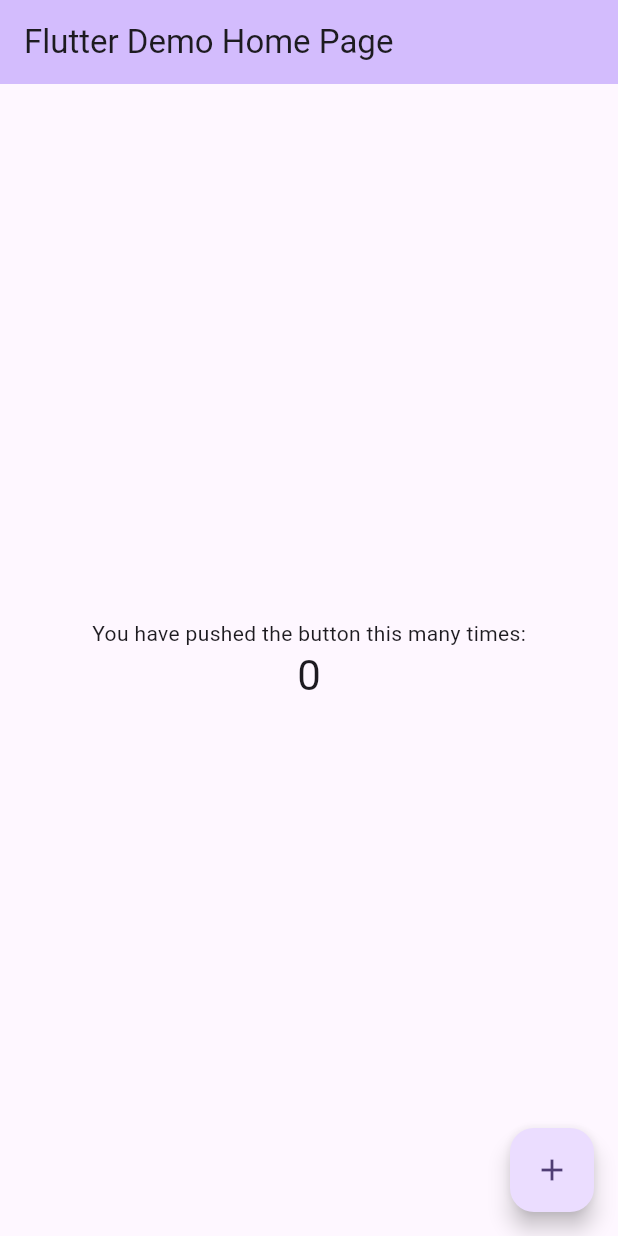
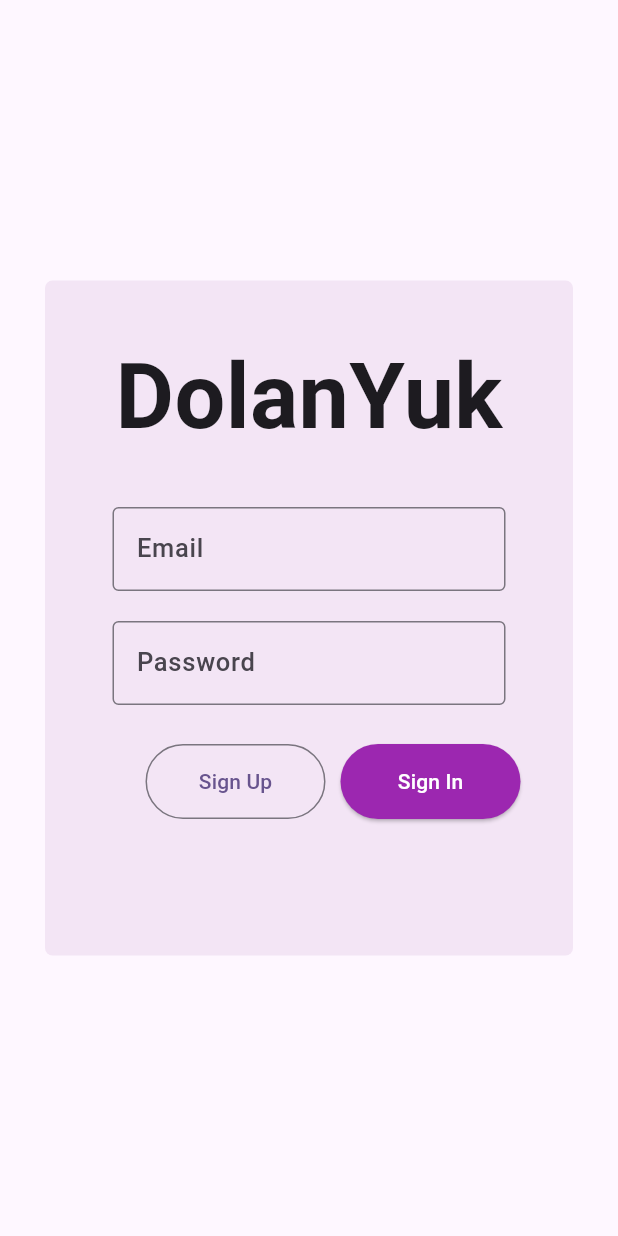
Before and after one commit to jeremy160420029/160420029_160420136_uas, a Flutter app: the screen it shows after launch, on a phone screen of 412 x 824 dp. Run offline on Flutter 3.47's test engine with Material 3 defaults, Android fonts, the phone set to English and light mode, and no system bars; our stand-ins replace shared_preferences.

Commit message:
#2 setup project, sign in dan sign up

```diff
--- /dev/null
+++ b/dolanyuk/lib/class/pengguna.dart
@@ -0,0 +1,19 @@
+// ignore_for_file: non_constant_identifier_names
+
+class Pengguna {
+  int id;
+  String email;
+  String nama_lengkap;
+  String? gambar;
+
+  Pengguna({required this.id, required this.email, required this.nama_lengkap, this.gambar});
+
+  factory Pengguna.fromJson(Map<String, dynamic> json) {
+    return Pengguna(
+      id: json['id'] as int,
+      email: json['email'] as String,
+      nama_lengkap: json['nama_lengkap'] as String,
+      gambar: json['gambar'],
+    );
+  }
+}
--- /dev/null
+++ b/dolanyuk/lib/screen/signin.dart
@@ -0,0 +1,177 @@
+// ignore_for_file: prefer_const_constructors, depend_on_referenced_packages, unused_import, camel_case_types, unused_field, prefer_final_fields, avoid_print, unnecessary_const, avoid_unnecessary_containers, non_constant_identifier_names, unused_local_variable, use_build_context_synchronously
+
+import 'package:dolanyuk/class/pengguna.dart';
+import 'package:dolanyuk/main.dart';
+import 'package:dolanyuk/screen/signup.dart';
+import 'package:flutter/material.dart';
+import 'package:shared_preferences/shared_preferences.dart';
+import 'package:http/http.dart' as http;
+import 'dart:convert';
+
+class mySignIn extends StatelessWidget {
+  const mySignIn({super.key});
+
+  @override
+  Widget build(BuildContext context) {
+       return MaterialApp(
+      title: 'DolanYuk',
+      theme: ThemeData(
+        colorScheme: ColorScheme.fromSeed(seedColor: Colors.deepPurple),
+        useMaterial3: true,
+      ),
+      home: signIn(),
+      debugShowCheckedModeBanner: false,
+    );
+  }
+}
+
+class signIn extends StatefulWidget {
+  const signIn({super.key});
+
+  @override
+  State<signIn> createState() => signInState();
+}
+
+class signInState extends State<signIn> {
+  final _formKey = GlobalKey<FormState>();
+  String _email = '';
+  String _password = '';
+
+  void login() async {
+    final response = await http.post(
+      Uri.parse('https://ubaya.me/flutter/160420136/dolanyuk/login.php'),
+      body: {
+        'email':_email,
+        'password':_password
+      });
+    if (response.statusCode == 200) {
+      Map json = jsonDecode(response.body);
+      if (json['result'] == 'success') {
+        final prefs = await SharedPreferences.getInstance();
+        prefs.setString("pengguna_aktif", jsonEncode(json['data']));
+        main();
+      }
+      else {
+        ScaffoldMessenger.of(context).showSnackBar(
+        SnackBar(content: Text('Email atau password salah')));
+      }
+    }
+    else {
+      throw Exception('Failed to read API');
+    }
+  }
+
+  @override
+  Widget build(BuildContext context) {
+     return Scaffold(
+      body: Center(
+        child: Container(
+          alignment: Alignment.center,
+          decoration: BoxDecoration(
+              borderRadius: BorderRadius.all(Radius.circular(5)),
+              color: Colors.purple[50],
+            ),
+          margin: EdgeInsets.all(30),
+          padding: EdgeInsets.all(35),
+          height: 450,
+          child: Column(
+            children: [
+              // Judul
+              Container(
+                alignment: Alignment.center,
+                margin: EdgeInsets.only(bottom: 20),
+                child: Text('DolanYuk', style: TextStyle(fontSize: 60, fontWeight: FontWeight.w700)),
+              ),
+              Form(
+                key: _formKey,
+                child: Column(
+                  children: [
+                    // Text Field Email
+                    Padding(
+                      padding: EdgeInsets.all(10),
+                      child: TextFormField(
+                      decoration: const InputDecoration(
+                        border: OutlineInputBorder(),
+                        labelStyle: TextStyle(fontSize: 17, fontWeight: FontWeight.w500),
+                        labelText: 'Email',
+                      ),
+                      onChanged: (value) {
+                        _email = value;
+                      },
+                      validator: (value) {
+                        if (value == null || value.isEmpty) {
+                          return 'Email harus diisi';
+                        }
+                        return null;
+                      })
+                    ),
+                    // Text Field Password
+                    Padding(
+                      padding: EdgeInsets.all(10),
+                      child: TextFormField(
+                      decoration: const InputDecoration(
+                        border: OutlineInputBorder(),
+                        labelStyle: TextStyle(fontSize: 17, fontWeight: FontWeight.w500),
+                        labelText: 'Password',
+                      ),
+                      onChanged: (value) {
+                        _password = value;
+                      },
+                      validator: (value) {
+                        if (value == null || value.isEmpty) {
+                          return 'Password harus diisi';
+                        }
+                        return null;
+                      })
+                    ),
+                    // Button Action
+                    Padding(
+                      padding: const EdgeInsets.symmetric(vertical: 16.0),
+                      child: Row(
+                        mainAxisAlignment: MainAxisAlignment.end,
+                        children: [
+                          // Sign Up
+                          Container(
+                            child:OutlinedButton(
+                              style: ButtonStyle(
+                                minimumSize: MaterialStateProperty.resolveWith((states) => Size(120, 50)),
+                              ),
+                              child: Text('Sign Up'),
+                              onPressed: () {
+                                Navigator.push(context, MaterialPageRoute(builder: (context) => signUp()));
+                              },
+                            ),
+                          ),
+                          // Sign In
+                          Container(
+                            margin: EdgeInsets.only(left: 10),
+                            child: ElevatedButton(
+                              style: ButtonStyle(
+                                minimumSize: MaterialStateProperty.resolveWith((states) => Size(120, 50)),
+                                backgroundColor:MaterialStateProperty.resolveWith((states) => Colors.purple),
+                                foregroundColor: MaterialStateProperty.resolveWith((states) => Colors.white),
+                              ),
+                              child: Text('Sign In'),
+                              onPressed: () {
+                                if (_formKey.currentState != null && !_formKey.currentState!.validate()) {
+                                    ScaffoldMessenger.of(context).showSnackBar(
+                                      SnackBar(content: Text('Harap Isian diperbaiki')));
+                                }
+                                else {
+                                  login();
+                                }
+                              },
+                            ),
+                          ),
+                        ],
+                      )
+                    ),
+                  ],
+                )
+              )
+            ],
+          ))
+        )
+    );
+  }
+}
--- a/dolanyuk/pubspec.yaml
+++ b/dolanyuk/pubspec.yaml
@@ -39,6 +39,10 @@ dependencies:
 dev_dependencies:
   flutter_test:
     sdk: flutter
+  percent_indicator: ^4.2.3
+  shared_preferences: ^2.0.15
+  http: 0.13.5
+  numberpicker: ^2.1.1
 
   # The "flutter_lints" package below contains a set of recommended lints to
   # encourage good coding practices. The lint set provided by the package is
```
Also changed, not shown: dolanyuk/lib/main.dart (+131 -83 lines), dolanyuk/lib/screen/buat.dart (added, +20 -0 lines), dolanyuk/lib/screen/cari.dart (added, +19 -0 lines), dolanyuk/lib/screen/jadwal.dart (added, +26 -0 lines), dolanyuk/lib/screen/ngobrol.dart (added, +17 -0 lines), dolanyuk/lib/screen/profil.dart (added, +19 -0 lines), dolanyuk/lib/screen/signup.dart (added, +209 -0 lines), dolanyuk/lib/class/jadwal.dart (added), dolanyuk/pubspec.lock, 3 other files.
